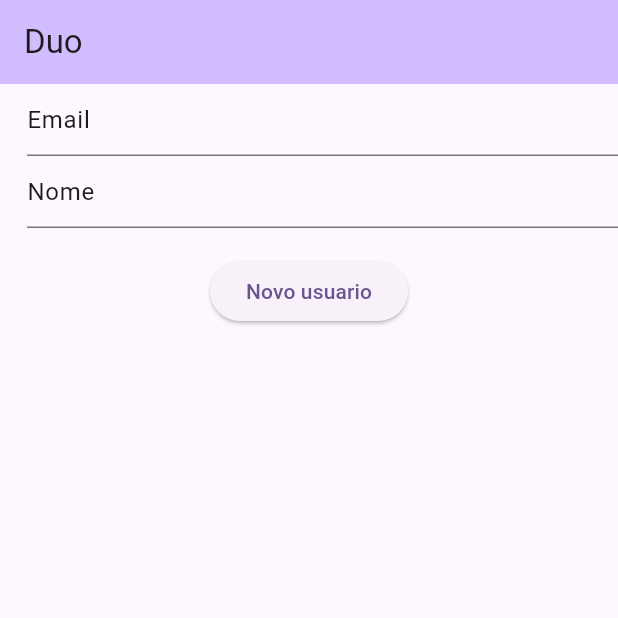
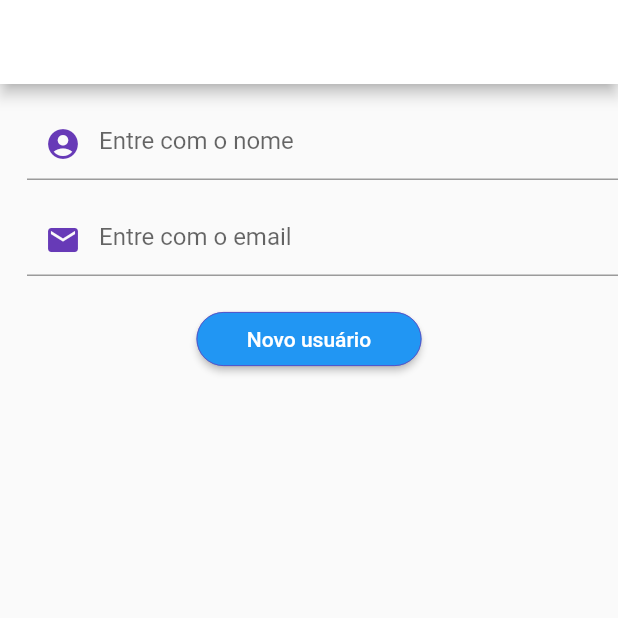
Before and after one commit to ZeroPirata/apiflutter, a Flutter app: the screen it shows after launch, on a phone screen of 412 x 824 dp, the top half of it. Run offline on Flutter 3.47's test engine with Material 2 defaults, Android fonts, the phone set to English and light mode, and no system bars; network calls fail.

Commit message:
✨: Estilização e implementação de valização de campos vazios.

```diff
--- a/lib/main.dart
+++ b/lib/main.dart
@@ -14,11 +14,11 @@ class MyApp extends StatelessWidget {
   Widget build(BuildContext context) {
     return MaterialApp(
       title: 'Flutter Demo',
-      theme: ThemeData(
-        colorScheme: ColorScheme.fromSeed(seedColor: Colors.deepPurple),
+      darkTheme: ThemeData.dark(
+        //colorScheme: ColorScheme.fromSeed(seedColor: Colors.deepPurple),
         useMaterial3: true,
       ),
-      home: const HomeUser(title: 'Duo'),
+      home: const HomeUser(title: 'GM Duo'),
     );
   }
 }
@@ -56,8 +56,8 @@ class _HomeUserState extends State<HomeUser> {
     }
   }
 
-  TextEditingController controllerName = TextEditingController(text: "Email");
-  TextEditingController controllerEmail = TextEditingController(text: "Nome");
+  TextEditingController controllerName = TextEditingController(text: "");
+  TextEditingController controllerEmail = TextEditingController(text: "");
   String alert = "";
 
   Future<void> _createUser(String name, String email) async {
@@ -65,6 +65,12 @@ class _HomeUserState extends State<HomeUser> {
       "name": name,
       "email": email,
     };
+
+    if (controllerName.text.isEmpty || controllerEmail.text.isEmpty) {
+      setState(() {
+        alert = "Por favor, insira os dados obrigatórios.";
+      });
+    } else {
       try {
         final response = await http.post(
             Uri.parse(
@@ -76,16 +82,17 @@ class _HomeUserState extends State<HomeUser> {
             body: jsonEncode(data));
         if (response.statusCode == 201) {
           setState(() {
-          alert = "Usuario cadastrado com as informações: $data";
+            alert = "Usuário cadastrado com as informações: $data.";
           });
         } else {
           setState(() {
-          alert = "Erro ao cadastrar novo usuario.";
+            alert = "Erro ao cadastrar novo usuário.";
           });
         }
       } catch (error) {
         // ignore: avoid_print
         print(error);
+      }
     }
   }
 
@@ -99,41 +106,77 @@ class _HomeUserState extends State<HomeUser> {
       body: Center(
         child: Column(
           children: <Widget>[
+            const SizedBox(
+              height: 16.0,
+            ),
             Container(
               width: 600,
               margin: const EdgeInsets.only(left: 18.0),
               child: TextField(
                 controller: controllerName,
+                keyboardType: TextInputType.text,
+                decoration: const InputDecoration(
+                  hintText: 'Entre com o nome',
+                  prefixIcon: Icon(Icons.account_circle_rounded,
+                      color: Colors.deepPurple),
+                  focusedBorder: UnderlineInputBorder(
+                    borderSide: BorderSide(color: Colors.deepPurple),
                   ),
+                ),
+              ),
+            ),
+            const SizedBox(
+              height: 16.0,
             ),
             Container(
               width: 600,
               margin: const EdgeInsets.only(left: 18.0),
               child: TextField(
                 controller: controllerEmail,
+                keyboardType: TextInputType.emailAddress,
+                decoration: const InputDecoration(
+                  hintText: 'Entre com o email',
+                  prefixIcon: Icon(Icons.email, color: Colors.deepPurple),
+                  focusedBorder: UnderlineInputBorder(
+                    borderSide: BorderSide(color: Colors.deepPurple),
+                  ),
+                ),
               ),
             ),
             Container(
               margin: const EdgeInsets.all(18.0),
               child: ElevatedButton(
+                style: ElevatedButton.styleFrom(
+                  fixedSize: Size(150, 30),
+                  shape: RoundedRectangleBorder(
+                    borderRadius: BorderRadius.circular(25.0),
+                    side: BorderSide(
+                      color: Colors.deepPurple, // Cor da borda
+                      width: 0.5, // Largura da borda
+                    ),
+                  ),
+                ),
                 onPressed: () {
                   _createUser(controllerName.text, controllerEmail.text)
                       .then((value) => showDialog<String>(
                           context: context,
                           builder: (BuildContext context) => AlertDialog(
-                                title: const Text('Criação de usuario'),
+                                title: (controllerName.text.isEmpty ||
+                                        controllerEmail.text.isEmpty)
+                                    ? const Text('Campos obrigatórios vazios')
+                                    : const Text('Usuário cadastrado!'),
                                 content: Text(alert),
                                 actions: <Widget>[
                                   TextButton(
                                     onPressed: () =>
-                                        Navigator.pop(context, 'Cancel'),
-                                    child: const Text('Cancel'),
+                                        Navigator.pop(context, 'Cancelar'),
+                                    child: const Text('Cancelar'),
                                   ),
                                 ],
                               )));
                   ;
                 },
-                child: const Text('Novo usuario'),
+                child: const Text('Novo usuário'),
               ),
             ),
             Expanded(
--- a/pubspec.yaml
+++ b/pubspec.yaml
@@ -19,7 +19,7 @@ publish_to: 'none' # Remove this line if you wish to publish to pub.dev
 version: 1.0.0+1
 
 environment:
-  sdk: '>=3.2.0-84.0.dev <4.0.0'
+  sdk: '>=3.1.0-84.0.dev <4.0.0'
 
 # Dependencies specify other packages that your package needs in order to work.
 # To automatically upgrade your package dependencies to the latest versions
```
Also changed, not shown: lib/components/render_user.dart (+82 -13 lines), pubspec.lock. Lines whose indentation alone changed are shown as unchanged.
